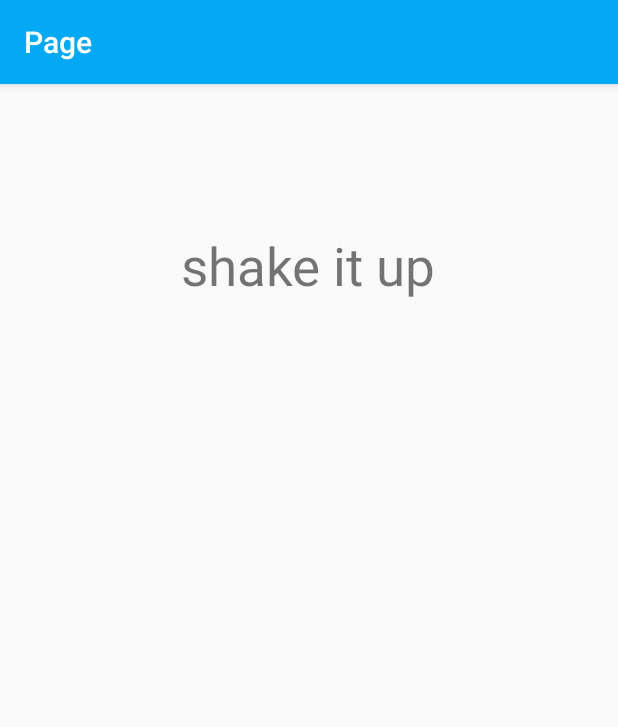
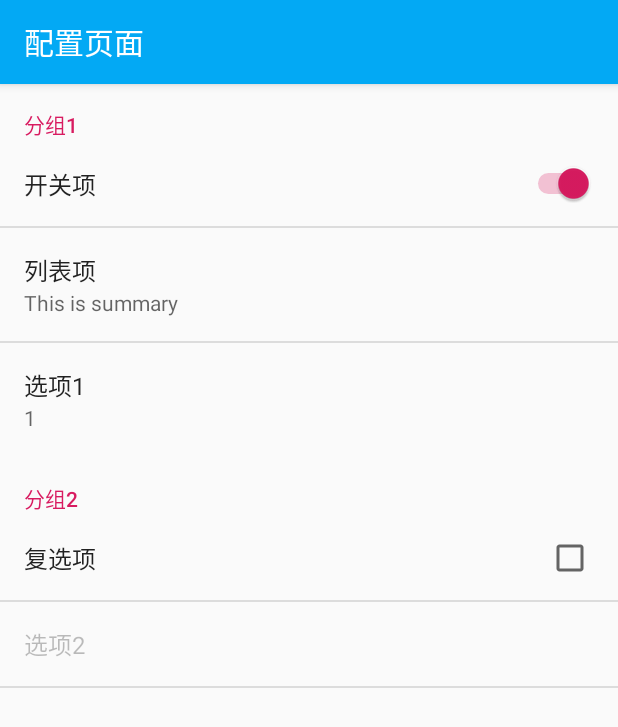
Before and after one commit to kouwq/Page, an Android app: the screen it shows after launch (ShakeActivity before the commit, SettingsActivity after it), on a phone screen of 412 x 824 dp. Shown: the top 727 px of the screen. Run offline under Robolectric (Android 15) with nearby library versions, the light colour scheme and no system bars.

Commit message:
6/14 settingsActivity

```diff
--- a/app/build.gradle
+++ b/app/build.gradle
@@ -9,6 +9,7 @@ android {
         versionCode 1
         versionName "1.0"
         testInstrumentationRunner "android.support.test.runner.AndroidJUnitRunner"
+        vectorDrawables.useSupportLibrary = true
     }
     buildTypes {
         release {
@@ -24,6 +25,7 @@ dependencies {
     implementation 'com.android.support.constraint:constraint-layout:1.1.3'
     implementation 'com.android.support:support-v4:28.0.0'
     implementation 'com.android.support:design:28.0.0'
+    implementation 'com.android.support:support-vector-drawable:28.0.0'
     testImplementation 'junit:junit:4.12'
     androidTestImplementation 'com.android.support.test:runner:1.0.2'
     androidTestImplementation 'com.android.support.test.espresso:espresso-core:3.0.2'
--- a/app/src/main/AndroidManifest.xml
+++ b/app/src/main/AndroidManifest.xml
@@ -4,7 +4,6 @@
     package="com.demo.hello.page">
 
     <uses-permission android:name="android.permission.INTERNET" />
-
     <uses-permission android:name="android.permission.VIBRATE" />
 
     <application
@@ -16,11 +15,17 @@
         android:theme="@style/AppTheme"
         android:usesCleartextTraffic="true"
         tools:ignore="GoogleAppIndexingWarning">
-        <activity android:name=".MainActivity"></activity>
-        <activity android:name=".VoteActivity">
-
+        <activity android:name=".MainActivity" >
         </activity>
+        <activity android:name=".VoteActivity" />
         <activity android:name=".ShakeActivity">
+        </activity>
+        <activity
+            android:name=".SettingsActivity"
+            android:label="@string/settings_title">
+            <meta-data
+                android:name="android.support.PARENT_ACTIVITY"
+                android:value="com.demo.hello.page.MainActivity" />
             <intent-filter>
                 <action android:name="android.intent.action.MAIN" />
 
--- /dev/null
+++ b/app/src/main/java/com/demo/hello/page/SettingsActivity.java
@@ -0,0 +1,52 @@
+package com.demo.hello.page;
+
+import android.content.SharedPreferences;
+import android.os.Bundle;
+import android.preference.Preference;
+import android.preference.PreferenceFragment;
+import android.preference.PreferenceManager;
+import android.support.v7.app.AppCompatActivity;
+
+public class SettingsActivity extends AppCompatActivity {
+
+    @Override
+    protected void onCreate(Bundle savedInstanceState) {
+        super.onCreate(savedInstanceState);
+        setContentView(R.layout.activity_settings);
+//        SharedPreferences sharedPrefs = PreferenceManager.getDefaultSharedPreferences(this);
+//        boolean setSwitch = sharedPrefs.getBoolean(getString(R.string.set_switch1_key), false);
+//        String setVal2 = sharedPrefs.getString(getString(R.string.set_text2_key), "");
+//        int setVal1 = Integer.parseInt(sharedPrefs.getString(getString(R.string.set_text1_key), "0"));
+    }
+
+    public static class MyPreferenceFragment extends PreferenceFragment implements Preference.OnPreferenceChangeListener {
+        @Override
+        public void onCreate(Bundle savedInstanceState) {
+            super.onCreate(savedInstanceState);
+            addPreferencesFromResource(R.xml.settings_main);
+            Preference setText1 = findPreference(getString(R.string.set_text1_key));
+            bindPreferenceSummaryToValue(setText1);
+
+            //设置选项2可显示
+            //bindPreferenceSummaryToValue(findPreference(getString(R.string.set_text2_key)));
+
+            //设置显示列表值，会替换掉原来的summary显示
+            //bindPreferenceSummaryToValue(findPreference(getString(R.string.set_list_key)));
+        }
+
+
+        @Override
+        public boolean onPreferenceChange(Preference preference, Object newValue) {
+            String stringValue = newValue.toString();
+            preference.setSummary(stringValue);
+            return true;
+        }
+
+        private void bindPreferenceSummaryToValue(Preference preference) {
+            preference.setOnPreferenceChangeListener(this);
+            SharedPreferences preferences = PreferenceManager.getDefaultSharedPreferences(preference.getContext());
+            String preferenceString = preferences.getString(preference.getKey(), "");
+            onPreferenceChange(preference, preferenceString);
+        }
+    }
+}
--- /dev/null
+++ b/app/src/main/res/layout/activity_settings.xml
@@ -0,0 +1,10 @@
+<?xml version="1.0" encoding="utf-8"?>
+
+<fragment
+android:name="com.demo.hello.page.SettingsActivity$MyPreferenceFragment"
+xmlns:android="http://schemas.android.com/apk/res/android"
+xmlns:tools="http://schemas.android.com/tools"
+android:layout_width="match_parent"
+android:layout_height="match_parent"
+tools:context=".SettingsActivity">
+</fragment>
--- /dev/null
+++ b/app/src/main/res/values/arrays.xml.xml
@@ -0,0 +1,16 @@
+<?xml version="1.0" encoding="utf-8"?>
+<resources>
+    <string-array name="setting_list_label">
+        <item>每月</item>
+        <item>每周</item>
+        <item>每天</item>
+        <item>每小时</item>
+    </string-array>
+
+    <string-array name="setting_list_value">
+        <item>monthly</item>
+        <item>weekly</item>
+        <item>daily</item>
+        <item>hourly</item>
+    </string-array>
+</resources>
--- a/app/src/main/res/values/strings.xml
+++ b/app/src/main/res/values/strings.xml
@@ -10,4 +10,25 @@
     <string name="btn_label2">反对</string>
     <string name="btn_label3">弃权</string>
     <string name="tv_shake">shake it up</string>
+    <string name="title_activity_settings">Settings</string>
+
+    <!-- Strings related to Settings -->
+
+    <string name="settings_title">配置页面</string>
+
+    <!-- 控件标签 -->
+    <string name="set_switch1_label">开关项</string>
+    <string name="set_checkbox1_label">复选项</string>
+    <string name="set_list_label">列表项</string>
+    <string name="set_text1_label">选项1</string>
+    <string name="set_text2_label">选项2</string>
+    <string name="set_group1_label">分组1</string>
+    <string name="set_group2_label">分组2</string>
+
+    <!-- 控件ID -->
+    <string name="set_switch1_key">set_switch1</string>
+    <string name="set_checkbox1_key">set_checkbox1</string>
+    <string name="set_list_key">set_list</string>
+    <string name="set_text1_key">set_text1</string>
+    <string name="set_text2_key">set_text2</string>
 </resources>
--- /dev/null
+++ b/app/src/main/res/xml/settings_main.xml
@@ -0,0 +1,44 @@
+<?xml version="1.0" encoding="utf-8"?>
+<PreferenceScreen xmlns:android="http://schemas.android.com/apk/res/android">
+    <PreferenceCategory android:title="@string/set_group1_label">
+        <SwitchPreference
+            android:key="@string/set_switch1_key"
+            android:title="@string/set_switch1_label"
+            android:defaultValue="true"/>
+
+        <ListPreference
+            android:key="@string/set_list_key"
+            android:title="@string/set_list_label"
+            android:entries="@array/setting_list_label"
+            android:entryValues="@array/setting_list_value"
+            android:summary="This is summary"
+            android:defaultValue="daily"
+            android:dependency="@string/set_switch1_key"/>
+
+        <EditTextPreference
+            android:key="@string/set_text1_key"
+            android:title="@string/set_text1_label"
+            android:inputType="number"
+            android:defaultValue="1"
+            android:selectAllOnFocus="true"
+            android:dependency="@string/set_switch1_key"/>
+
+    </PreferenceCategory>
+
+    <PreferenceCategory android:title="@string/set_group2_label">
+
+        <CheckBoxPreference
+            android:key="@string/set_checkbox1_key"
+            android:title="@string/set_checkbox1_label"
+            android:defaultValue="false"/>
+
+        <EditTextPreference
+            android:key="@string/set_text2_key"
+            android:title="@string/set_text2_label"
+            android:inputType="text"
+            android:defaultValue="Hello"
+            android:selectAllOnFocus="false"
+            android:dependency="@string/set_checkbox1_key"/>
+
+    </PreferenceCategory>
+</PreferenceScreen>
```
